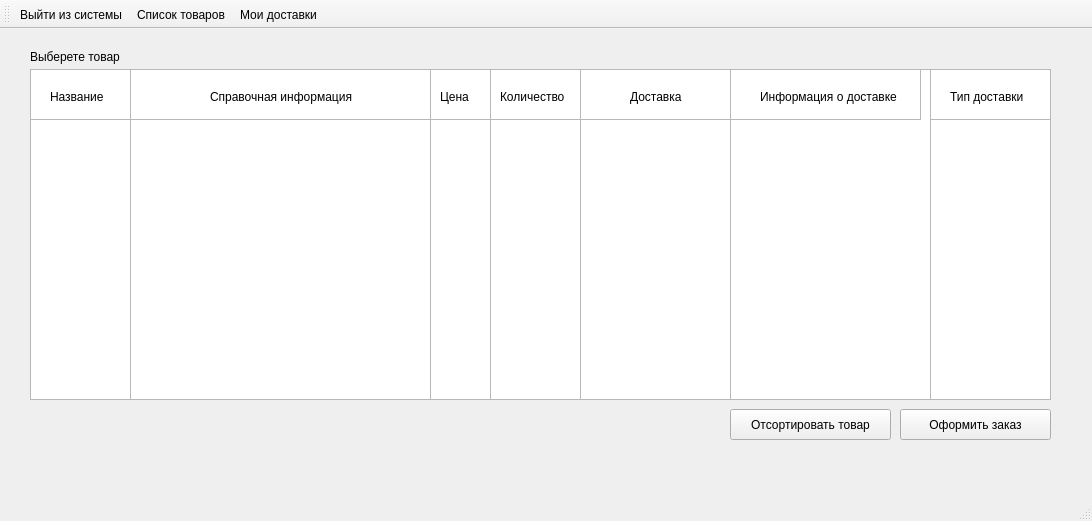
The window that Source/MDKP/userorderlistwindow.ui (striction10/MDKP) describes before a commit, drawn with Qt 5.
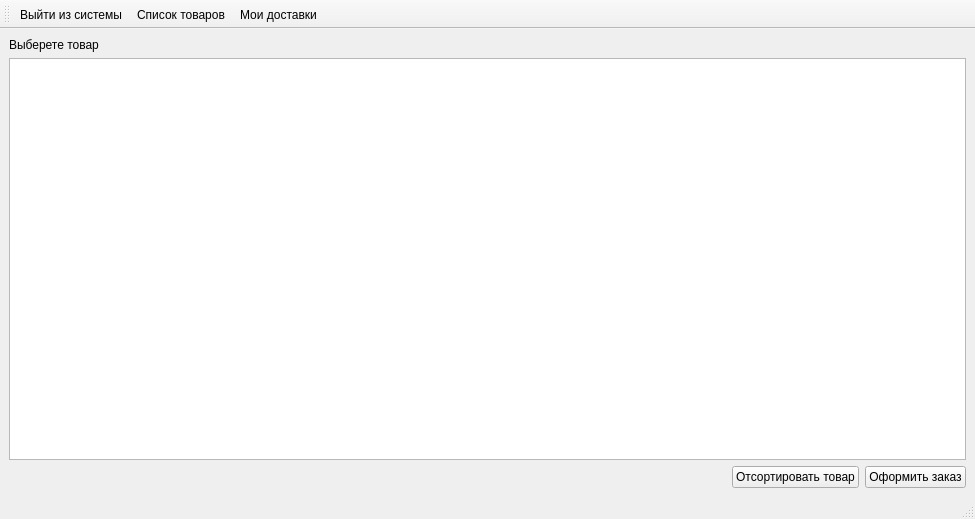
The same window after the commit.

```diff
--- a/Source/MDKP/userorderlistwindow.ui
+++ b/Source/MDKP/userorderlistwindow.ui
@@ -6,344 +6,78 @@
    <rect>
     <x>0</x>
     <y>0</y>
-    <width>1092</width>
-    <height>521</height>
+    <width>975</width>
+    <height>519</height>
    </rect>
   </property>
   <property name="windowTitle">
    <string>MainWindow</string>
   </property>
   <widget class="QWidget" name="centralwidget">
-   <widget class="QColumnView" name="columnView_6">
-    <property name="geometry">
-     <rect>
-      <x>580</x>
-      <y>40</y>
-      <width>151</width>
-      <height>51</height>
-     </rect>
-    </property>
-   </widget>
-   <widget class="QColumnView" name="columnView_10">
-    <property name="geometry">
-     <rect>
-      <x>930</x>
-      <y>40</y>
-      <width>121</width>
-      <height>51</height>
-     </rect>
-    </property>
-   </widget>
-   <widget class="QLabel" name="label_5">
-    <property name="geometry">
-     <rect>
-      <x>760</x>
-      <y>60</y>
-      <width>161</width>
-      <height>16</height>
-     </rect>
-    </property>
-    <property name="text">
-     <string>Информация о доставке</string>
-    </property>
-   </widget>
-   <widget class="QPushButton" name="pushButton">
-    <property name="geometry">
-     <rect>
-      <x>900</x>
-      <y>380</y>
-      <width>151</width>
-      <height>31</height>
-     </rect>
-    </property>
-    <property name="text">
-     <string>Оформить заказ</string>
-    </property>
-   </widget>
-   <widget class="QColumnView" name="columnView_14">
-    <property name="geometry">
-     <rect>
-      <x>490</x>
-      <y>40</y>
-      <width>91</width>
-      <height>51</height>
-     </rect>
-    </property>
-   </widget>
-   <widget class="QColumnView" name="columnView">
-    <property name="geometry">
-     <rect>
-      <x>30</x>
-      <y>40</y>
-      <width>101</width>
-      <height>331</height>
-     </rect>
-    </property>
-   </widget>
-   <widget class="QColumnView" name="columnView_12">
-    <property name="geometry">
-     <rect>
-      <x>490</x>
-      <y>40</y>
-      <width>91</width>
-      <height>331</height>
-     </rect>
-    </property>
-   </widget>
-   <widget class="QLabel" name="label_2">
-    <property name="geometry">
-     <rect>
-      <x>50</x>
-      <y>60</y>
-      <width>101</width>
-      <height>16</height>
-     </rect>
-    </property>
-    <property name="text">
-     <string>Название</string>
-    </property>
-   </widget>
-   <widget class="QColumnView" name="columnView_4">
-    <property name="geometry">
-     <rect>
-      <x>30</x>
-      <y>40</y>
-      <width>101</width>
-      <height>51</height>
-     </rect>
-    </property>
-   </widget>
-   <widget class="QColumnView" name="columnView_7">
-    <property name="geometry">
-     <rect>
-      <x>30</x>
-      <y>40</y>
-      <width>101</width>
-      <height>51</height>
-     </rect>
-    </property>
-   </widget>
-   <widget class="QColumnView" name="columnView_3">
-    <property name="geometry">
-     <rect>
-      <x>580</x>
-      <y>40</y>
-      <width>151</width>
-      <height>331</height>
-     </rect>
-    </property>
-   </widget>
-   <widget class="QColumnView" name="columnView_5">
-    <property name="geometry">
-     <rect>
-      <x>130</x>
-      <y>40</y>
-      <width>301</width>
-      <height>51</height>
-     </rect>
-    </property>
-   </widget>
-   <widget class="QLabel" name="label_3">
-    <property name="geometry">
-     <rect>
-      <x>220</x>
-      <y>60</y>
-      <width>151</width>
-      <height>16</height>
-     </rect>
-    </property>
-    <property name="text">
-     <string>Справочная информация</string>
-    </property>
-   </widget>
-   <widget class="QLabel" name="label">
-    <property name="geometry">
-     <rect>
-      <x>30</x>
-      <y>20</y>
-      <width>131</width>
-      <height>16</height>
-     </rect>
-    </property>
-    <property name="text">
-     <string>Выберете товар</string>
-    </property>
-   </widget>
-   <widget class="QColumnView" name="columnView_11">
-    <property name="geometry">
-     <rect>
-      <x>430</x>
-      <y>40</y>
-      <width>61</width>
-      <height>331</height>
-     </rect>
-    </property>
-   </widget>
-   <widget class="QColumnView" name="columnView_9">
-    <property name="geometry">
-     <rect>
-      <x>930</x>
-      <y>40</y>
-      <width>121</width>
-      <height>331</height>
-     </rect>
-    </property>
-   </widget>
-   <widget class="QLabel" name="label_9">
-    <property name="geometry">
-     <rect>
-      <x>500</x>
-      <y>60</y>
-      <width>91</width>
-      <height>16</height>
-     </rect>
-    </property>
-    <property name="text">
-     <string>Количество</string>
-    </property>
-   </widget>
-   <widget class="QLabel" name="label_4">
-    <property name="geometry">
-     <rect>
-      <x>630</x>
-      <y>60</y>
-      <width>61</width>
-      <height>16</height>
-     </rect>
-    </property>
-    <property name="text">
-     <string>Доставка</string>
-    </property>
-   </widget>
-   <widget class="QColumnView" name="columnView_8">
-    <property name="geometry">
-     <rect>
-      <x>130</x>
-      <y>40</y>
-      <width>301</width>
-      <height>51</height>
-     </rect>
-    </property>
-   </widget>
-   <widget class="QLabel" name="label_7">
-    <property name="geometry">
-     <rect>
-      <x>440</x>
-      <y>60</y>
-      <width>31</width>
-      <height>16</height>
-     </rect>
-    </property>
-    <property name="text">
-     <string>Цена</string>
-    </property>
-   </widget>
-   <widget class="QLabel" name="label_6">
-    <property name="geometry">
-     <rect>
-      <x>210</x>
-      <y>60</y>
-      <width>161</width>
-      <height>16</height>
-     </rect>
-    </property>
-    <property name="text">
-     <string>Справочная информация</string>
-    </property>
-   </widget>
-   <widget class="QLabel" name="label_8">
-    <property name="geometry">
-     <rect>
-      <x>950</x>
-      <y>60</y>
-      <width>91</width>
-      <height>16</height>
-     </rect>
-    </property>
-    <property name="text">
-     <string>Тип доставки</string>
-    </property>
-   </widget>
-   <widget class="QColumnView" name="columnView_2">
-    <property name="geometry">
-     <rect>
-      <x>130</x>
-      <y>40</y>
-      <width>301</width>
-      <height>331</height>
-     </rect>
-    </property>
-   </widget>
-   <widget class="QPushButton" name="pushButton_2">
-    <property name="geometry">
-     <rect>
-      <x>730</x>
-      <y>380</y>
-      <width>161</width>
-      <height>31</height>
-     </rect>
-    </property>
-    <property name="text">
-     <string>Отсортировать товар</string>
-    </property>
-   </widget>
-   <widget class="QColumnView" name="columnView_13">
-    <property name="geometry">
-     <rect>
-      <x>430</x>
-      <y>40</y>
-      <width>61</width>
-      <height>51</height>
-     </rect>
-    </property>
-   </widget>
-   <widget class="QColumnView" name="columnView_15">
-    <property name="geometry">
-     <rect>
-      <x>730</x>
-      <y>40</y>
-      <width>201</width>
-      <height>331</height>
-     </rect>
-    </property>
-   </widget>
-   <widget class="QColumnView" name="columnView_16">
-    <property name="geometry">
-     <rect>
-      <x>730</x>
-      <y>40</y>
-      <width>191</width>
-      <height>51</height>
-     </rect>
-    </property>
-   </widget>
-   <zorder>columnView_15</zorder>
-   <zorder>columnView_2</zorder>
-   <zorder>columnView_4</zorder>
-   <zorder>columnView</zorder>
-   <zorder>columnView_7</zorder>
-   <zorder>pushButton</zorder>
-   <zorder>columnView_12</zorder>
-   <zorder>label_2</zorder>
-   <zorder>columnView_3</zorder>
-   <zorder>columnView_5</zorder>
-   <zorder>label_3</zorder>
-   <zorder>label</zorder>
-   <zorder>columnView_11</zorder>
-   <zorder>columnView_9</zorder>
-   <zorder>columnView_8</zorder>
-   <zorder>label_6</zorder>
-   <zorder>pushButton_2</zorder>
-   <zorder>columnView_13</zorder>
-   <zorder>label_7</zorder>
-   <zorder>columnView_14</zorder>
-   <zorder>label_9</zorder>
-   <zorder>columnView_6</zorder>
-   <zorder>label_4</zorder>
-   <zorder>columnView_10</zorder>
-   <zorder>label_8</zorder>
-   <zorder>columnView_16</zorder>
-   <zorder>label_5</zorder>
+   <layout class="QVBoxLayout" name="verticalLayout_2">
+    <item>
+     <widget class="QLabel" name="label">
+      <property name="text">
+       <string>Выберете товар</string>
+      </property>
+     </widget>
+    </item>
+    <item>
+     <layout class="QVBoxLayout" name="verticalLayout">
+      <item>
+       <widget class="QTableView" name="tableViewProduct">
+        <property name="styleSheet">
+         <string notr="true">QTableView {
+    selection-background-color: qlineargradient(x1: 0, y1: 0, x2: 0.5, y2: 0.5, stop: 0 DarkCyan);
+}
+
+QHeaderView::section {
+	border: 0.5px solid #C2C7CB;
+	 padding-left: 4px;
+	 background: qlineargradient(x1: 0, y1: 0, x2: 0, y2: 1, stop: 0 #59AAFC);
+}
+
+QTableView::item
+{
+  	border: 0px;
+}</string>
+        </property>
+       </widget>
+      </item>
+      <item>
+       <layout class="QGridLayout" name="gridLayout">
+        <item row="0" column="1">
+         <widget class="QPushButton" name="pushButtonSort">
+          <property name="text">
+           <string>Отсортировать товар</string>
+          </property>
+         </widget>
+        </item>
+        <item row="0" column="2">
+         <widget class="QPushButton" name="pushButtonAdd">
+          <property name="text">
+           <string>Оформить заказ</string>
+          </property>
+         </widget>
+        </item>
+        <item row="0" column="0">
+         <spacer name="horizontalSpacer">
+          <property name="orientation">
+           <enum>Qt::Horizontal</enum>
+          </property>
+          <property name="sizeHint" stdset="0">
+           <size>
+            <width>40</width>
+            <height>20</height>
+           </size>
+          </property>
+         </spacer>
+        </item>
+       </layout>
+      </item>
+     </layout>
+    </item>
+   </layout>
   </widget>
   <widget class="QMenuBar" name="menubar">
    <property name="geometry">
```
Left out of the diff: 2 changed lines with no effect on the pictures.
